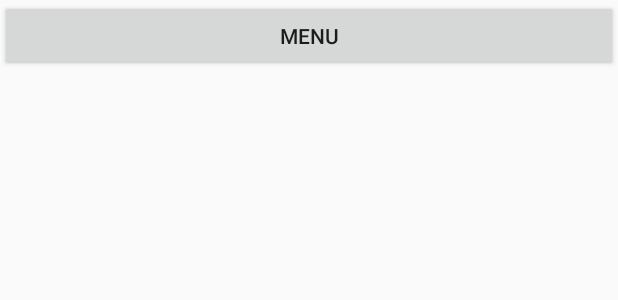
After one commit to geniusgithub/DialerAnalysis, an Android app: the layout activity_ims_layout.xml on its own in the app's theme, with its tools: preview values and no code run, on a phone screen of 412 x 824 dp. The commit adds this screen. Shown: the top 300 px of the screen. Run offline under Robolectric (Android 15) with nearby library versions, the phone set to English and light mode, and no system bars.

Commit message:
add IMS activity

```diff
--- a/app/src/main/AndroidManifest.xml
+++ b/app/src/main/AndroidManifest.xml
@@ -63,6 +63,9 @@
         <activity android:name=".emergency.EmergencyActivity"     android:label="Emergency">
         </activity>
 
+        <activity android:name=".ims.IMSActivity"     android:label="IMS">
+        </activity>
+
         <activity android:name=".notify.NotifyActivity"     android:label="Notify">
             <intent-filter>
                 <action android:name="com.geniusgithub.dialer.notify" />
--- /dev/null
+++ b/app/src/main/res/layout/activity_ims_layout.xml
@@ -0,0 +1,19 @@
+<?xml version="1.0" encoding="utf-8"?>
+<LinearLayout xmlns:android="http://schemas.android.com/apk/res/android"
+              android:orientation="vertical"
+              android:layout_width="match_parent"
+              android:layout_height="match_parent">
+
+    <Button
+        android:id="@+id/bt_menu"
+        android:layout_width="match_parent"
+        android:layout_height="wrap_content"
+        android:text="Menu">
+    </Button>
+
+    <TextView
+        android:id="@+id/tv_content"
+        android:layout_width="match_parent"
+        android:layout_height="wrap_content"
+        />
+</LinearLayout>
```
Also changed, not shown: app/src/main/java/com/geniusgithub/dialer/MainActivity.java (+13 -0 lines), app/src/main/java/com/geniusgithub/dialer/ims/IMSActivity.java (added, +85 -0 lines), app/src/main/java/com/geniusgithub/dialer/ims/VolteCallUtil.java (added, +45 -0 lines), app/src/main/res/layout/activity_main.xml (+7 -0 lines), app/src/main/res/menu/dialtacts_options.xml (added, +31 -0 lines).
